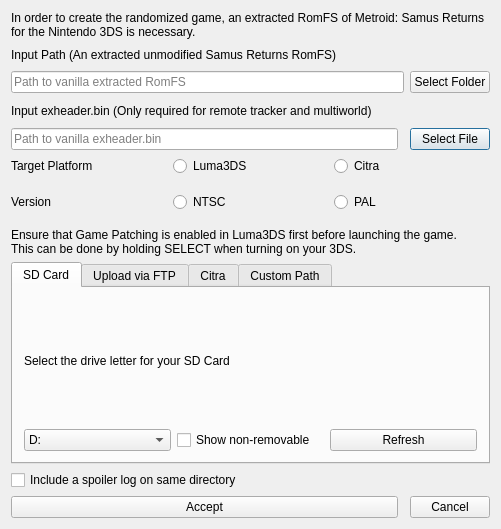
Qt form randovania/games/samus_returns/gui/ui_files/msr_game_export_dialog.ui (randovania/randovania) before a commit.
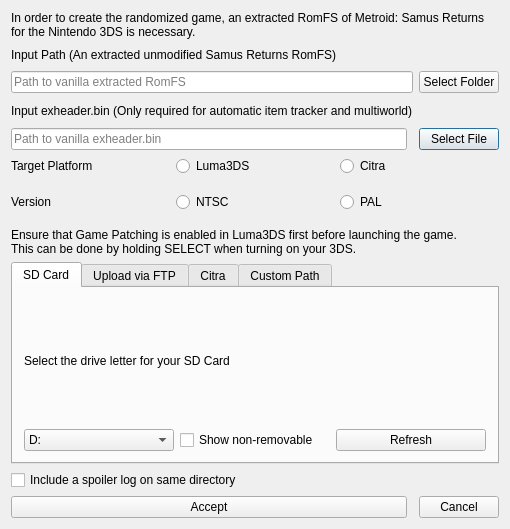
The same form after that commit.

Commit message: Disable / enable input_exheader only if required Disable Luma when not supported option is used

```diff
--- a/randovania/games/samus_returns/gui/ui_files/msr_game_export_dialog.ui
+++ b/randovania/games/samus_returns/gui/ui_files/msr_game_export_dialog.ui
@@ -318,7 +318,7 @@
    <item row="3" column="0" colspan="2">
     <widget class="QLabel" name="input_exheader_label">
      <property name="text">
-      <string>Input exheader.bin (Only required for remote tracker and multiworld)</string>
+      <string>Input exheader.bin (Only required for automatic item tracker and multiworld)</string>
      </property>
     </widget>
    </item>
```
The commit also changes 3 other files.
